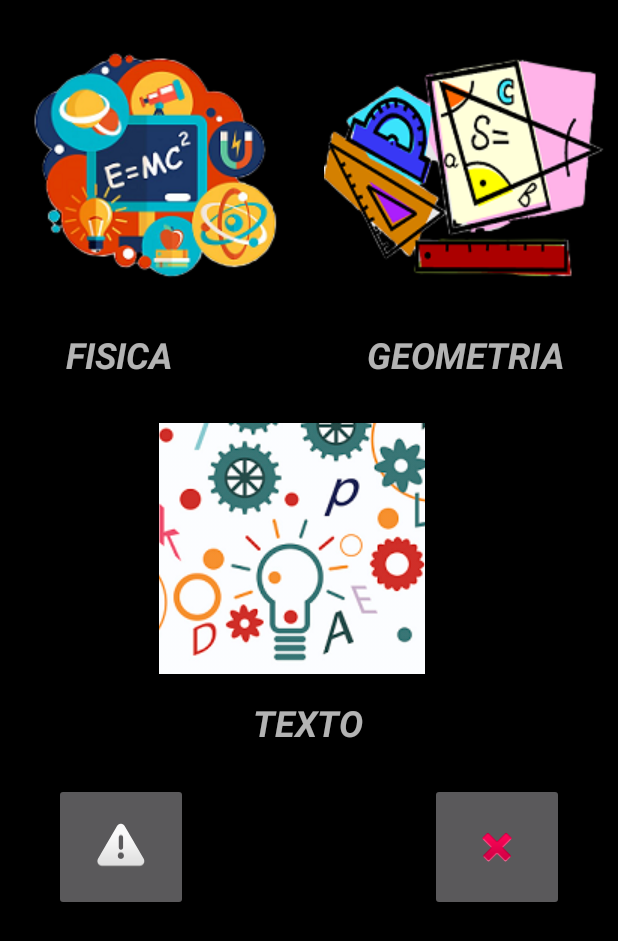
After one commit to JonierJimenez/taller1_android, an Android app: the HomeActivity screen opened directly, with no data from a screen before it, on a phone screen of 412 x 824 dp. The commit adds this screen. Shown: the top 941 px of the screen. Run offline under Robolectric (Android 15) with nearby library versions, the phone set to English and light mode, and no system bars.

Commit message:
Implemen home

```diff
--- a/app/src/main/AndroidManifest.xml
+++ b/app/src/main/AndroidManifest.xml
@@ -9,7 +9,11 @@
         android:roundIcon="@mipmap/ic_launcher_round"
         android:supportsRtl="true"
         android:theme="@style/Theme.Design.NoActionBar">
-        <activity android:name=".RegistroActivity"></activity>
+        <activity android:name=".HomeTextoActivity"></activity>
+        <activity android:name=".HomeGeometriaActivity" />
+        <activity android:name=".HomeFisicaActivity" />
+        <activity android:name=".HomeActivity" />
+        <activity android:name=".RegistroActivity" />
         <activity android:name=".MainActivity">
             <intent-filter>
                 <action android:name="android.intent.action.MAIN" />
--- /dev/null
+++ b/app/src/main/java/com/example/taller1/HomeActivity.java
@@ -0,0 +1,63 @@
+package com.example.taller1;
+
+import androidx.appcompat.app.AppCompatActivity;
+
+import android.content.Intent;
+import android.os.Bundle;
+import android.view.View;
+import android.widget.ImageButton;
+import android.widget.Toast;
+
+public class HomeActivity extends AppCompatActivity implements View.OnClickListener {
+
+    ImageButton fisica,geometria,texto,regresar,ayuda;
+
+    @Override
+    protected void onCreate(Bundle savedInstanceState) {
+        super.onCreate(savedInstanceState);
+        setContentView(R.layout.activity_home);
+
+        fisica = findViewById(R.id.imgbFisica);
+        geometria = findViewById(R.id.imgbGeometria);
+        texto = findViewById(R.id.imgbTexto);
+        regresar = findViewById(R.id.imgbRegresar);
+        ayuda = findViewById(R.id.imgbAyuda);
+
+        fisica.setOnClickListener(this);
+        geometria.setOnClickListener(this);
+        texto.setOnClickListener(this);
+        regresar.setOnClickListener(this);
+        ayuda.setOnClickListener(this);
+
+    }
+
+    @Override
+    public void onClick(View v) {
+        Intent i;
+        switch (v.getId()){
+            case R.id.imgbFisica:
+                i = new Intent(getApplicationContext(),HomeFisicaActivity.class);
+                startActivity(i);
+                finish();
+                break;
+            case R.id.imgbGeometria:
+                i = new Intent(getApplicationContext(),HomeGeometriaActivity.class);
+                startActivity(i);
+                finish();
+                break;
+
+            case R.id.imgbTexto:
+                i = new Intent(getApplicationContext(),HomeTextoActivity.class);
+                startActivity(i);
+                finish();
+                break;
+
+            case R.id.imgbRegresar:
+                i = new Intent(getApplicationContext(),MainActivity.class);
+                startActivity(i);
+                finish(); break;
+
+            case R.id.imgbAyuda: break;
+        }
+    }
+}
--- a/app/src/main/java/com/example/taller1/RegistroActivity.java
+++ b/app/src/main/java/com/example/taller1/RegistroActivity.java
@@ -2,6 +2,7 @@ package com.example.taller1;
 
 import androidx.appcompat.app.AppCompatActivity;
 
+import android.content.Intent;
 import android.os.Bundle;
 import android.util.Patterns;
 import android.view.View;
@@ -55,6 +56,9 @@ public class RegistroActivity extends AppCompatActivity implements View.OnClickL
                     break;
             case R.id.btnRegresar:
                 Toast.makeText(this, "hola mundo regresa", Toast.LENGTH_SHORT).show();
+                Intent i = new Intent(getApplicationContext(),MainActivity.class);
+                startActivity(i);
+                finish();
                 break;
         }
     }
--- /dev/null
+++ b/app/src/main/res/drawable/rounded.xml
@@ -0,0 +1,5 @@
+<?xml version="1.0" encoding="utf-8"?>
+<shape xmlns:android="http://schemas.android.com/apk/res/android">
+    <corners android:radius="70dp"/>
+    <solid android:color="@color/white"/>
+</shape>
--- /dev/null
+++ b/app/src/main/res/layout/activity_home.xml
@@ -0,0 +1,103 @@
+<?xml version="1.0" encoding="utf-8"?>
+<androidx.constraintlayout.widget.ConstraintLayout xmlns:android="http://schemas.android.com/apk/res/android"
+    xmlns:app="http://schemas.android.com/apk/res-auto"
+    xmlns:tools="http://schemas.android.com/tools"
+    android:layout_width="match_parent"
+    android:layout_height="match_parent"
+    tools:context=".HomeActivity"
+    android:background="@color/black">
+
+    <TextView
+        android:id="@+id/textView7"
+        android:layout_width="95dp"
+        android:layout_height="42dp"
+        android:layout_marginStart="44dp"
+        android:layout_marginTop="16dp"
+        android:text="FISICA"
+        android:textSize="24sp"
+        android:textStyle="bold|italic"
+        app:layout_constraintStart_toStartOf="parent"
+        app:layout_constraintTop_toBottomOf="@+id/imgbFisica" />
+
+    <TextView
+        android:id="@+id/textView8"
+        android:layout_width="135dp"
+        android:layout_height="42dp"
+        android:layout_marginTop="16dp"
+        android:layout_marginEnd="32dp"
+        android:text="GEOMETRIA"
+        android:textSize="24sp"
+        android:textStyle="bold|italic"
+        app:layout_constraintEnd_toEndOf="parent"
+        app:layout_constraintTop_toBottomOf="@+id/imgbGeometria"
+        />
+
+    <TextView
+        android:id="@+id/textView9"
+        android:layout_width="wrap_content"
+        android:layout_height="wrap_content"
+        android:layout_marginTop="16dp"
+        android:text="TEXTO"
+        android:textSize="24sp"
+        android:textStyle="bold|italic"
+        app:layout_constraintEnd_toEndOf="parent"
+        app:layout_constraintHorizontal_bias="0.498"
+        app:layout_constraintStart_toStartOf="parent"
+        app:layout_constraintTop_toBottomOf="@+id/imgbTexto" />
+
+    <ImageButton
+        android:id="@+id/imgbFisica"
+        android:layout_width="188dp"
+        android:layout_height="188dp"
+        android:layout_marginStart="8dp"
+        android:layout_marginTop="16dp"
+        android:background="@color/black"
+        app:layout_constraintStart_toStartOf="parent"
+        app:layout_constraintTop_toTopOf="parent"
+        app:srcCompat="@drawable/fisica" />
+
+    <ImageButton
+        android:id="@+id/imgbGeometria"
+        android:layout_width="188dp"
+        android:layout_height="188dp"
+        android:layout_marginTop="16dp"
+        android:layout_marginEnd="8dp"
+        app:layout_constraintEnd_toEndOf="parent"
+        app:layout_constraintTop_toTopOf="parent"
+        app:srcCompat="@drawable/geometria"
+        android:background="@color/black"/>
+
+    <ImageButton
+        android:id="@+id/imgbTexto"
+        android:layout_width="177dp"
+        android:layout_height="167dp"
+        android:layout_marginStart="124dp"
+        android:layout_marginTop="20dp"
+        android:layout_marginEnd="130dp"
+        app:layout_constraintEnd_toEndOf="parent"
+        app:layout_constraintHorizontal_bias="0.935"
+        app:layout_constraintStart_toStartOf="parent"
+        app:layout_constraintTop_toBottomOf="@+id/textView7"
+        app:srcCompat="@drawable/texto" />
+
+    <ImageButton
+        android:id="@+id/imgbAyuda"
+        android:layout_width="89dp"
+        android:layout_height="85dp"
+        android:layout_marginStart="36dp"
+        android:layout_marginTop="24dp"
+        app:layout_constraintStart_toStartOf="parent"
+        app:layout_constraintTop_toBottomOf="@+id/textView9"
+        app:srcCompat="@android:drawable/ic_dialog_alert" />
+
+    <ImageButton
+        android:id="@+id/imgbRegresar"
+        android:layout_width="89dp"
+        android:layout_height="85dp"
+        android:layout_marginTop="24dp"
+        android:layout_marginEnd="36dp"
+        app:layout_constraintEnd_toEndOf="parent"
+        app:layout_constraintTop_toBottomOf="@+id/textView9"
+        app:srcCompat="@android:drawable/ic_delete" />
+
+</androidx.constraintlayout.widget.ConstraintLayout>
--- a/app/src/main/res/values/strings.xml
+++ b/app/src/main/res/values/strings.xml
@@ -1,6 +1,5 @@
 <resources>
     <string name="app_name">Taller1</string>
-
 
 
     <string name="invalid_Password">Ingrese un Passwor mayor a 6 digitos</string>
```
Also changed, not shown: app/src/main/java/com/example/taller1/HomeFisicaActivity.java (added, +33 -0 lines), app/src/main/java/com/example/taller1/HomeGeometriaActivity.java (added, +32 -0 lines), app/src/main/java/com/example/taller1/HomeTextoActivity.java (added, +32 -0 lines), app/src/main/java/com/example/taller1/MainActivity.java (+9 -0 lines), app/src/main/res/layout/activity_home_fisica.xml (added, +33 -0 lines), app/src/main/res/layout/activity_home_geometria.xml (added, +33 -0 lines), app/src/main/res/layout/activity_home_texto.xml (added, +33 -0 lines), app/src/main/res/drawable/fisica.png (added), app/src/main/res/drawable/geometria.png (added), app/src/main/res/drawable/texto.png (added).
